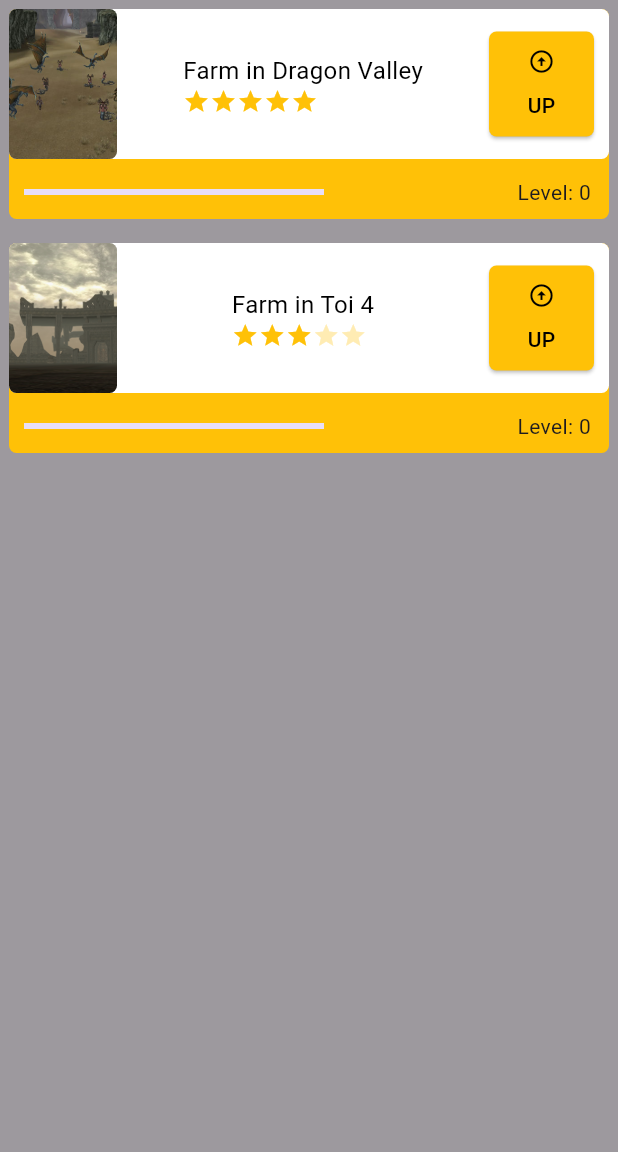
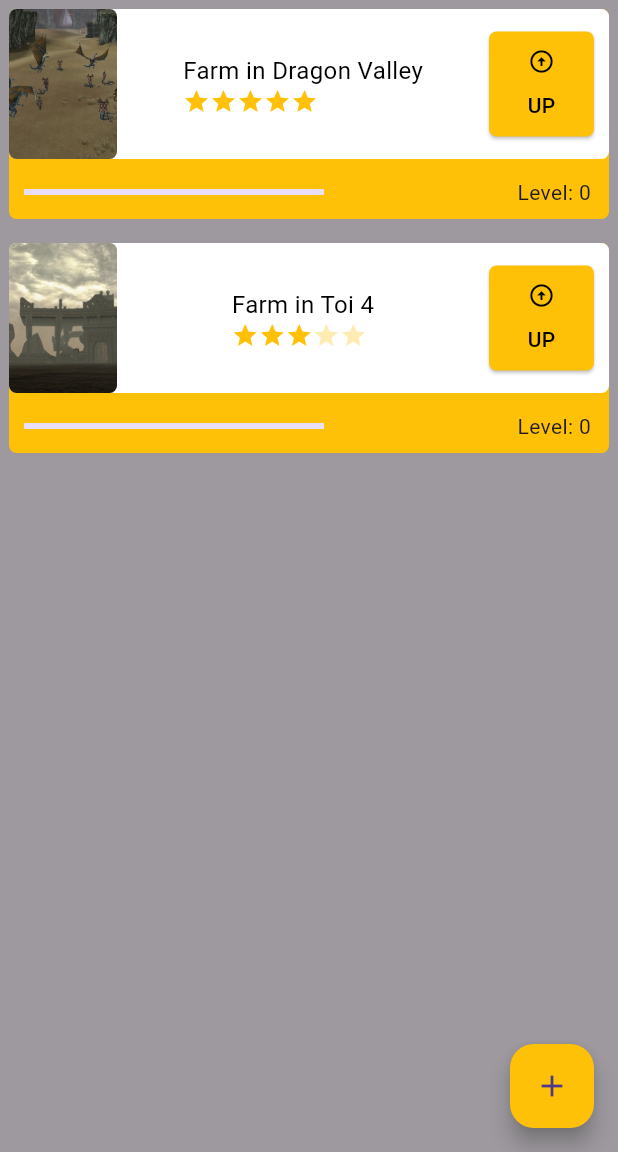
Before and after one commit to fabionunespedro/flutter_app_task, a Flutter app: the screen it shows after launch, on a phone screen of 412 x 824 dp, the part 84-1236 px from its top. Run offline on Flutter 3.47's test engine with Material 3 defaults, Android fonts, the phone set to English and light mode, and no system bars.

Commit message:
add FloatingActionButton

```diff
--- a/lib/screens/home_page.dart
+++ b/lib/screens/home_page.dart
@@ -38,6 +38,11 @@ class _HomePageState extends State<HomePage> {
           ],
         ),
       ),
+      floatingActionButton: FloatingActionButton(
+        onPressed: () {},
+        backgroundColor: Colors.amber,
+        child: const Icon(Icons.add),
+      ),
     );
   }
 }
```
